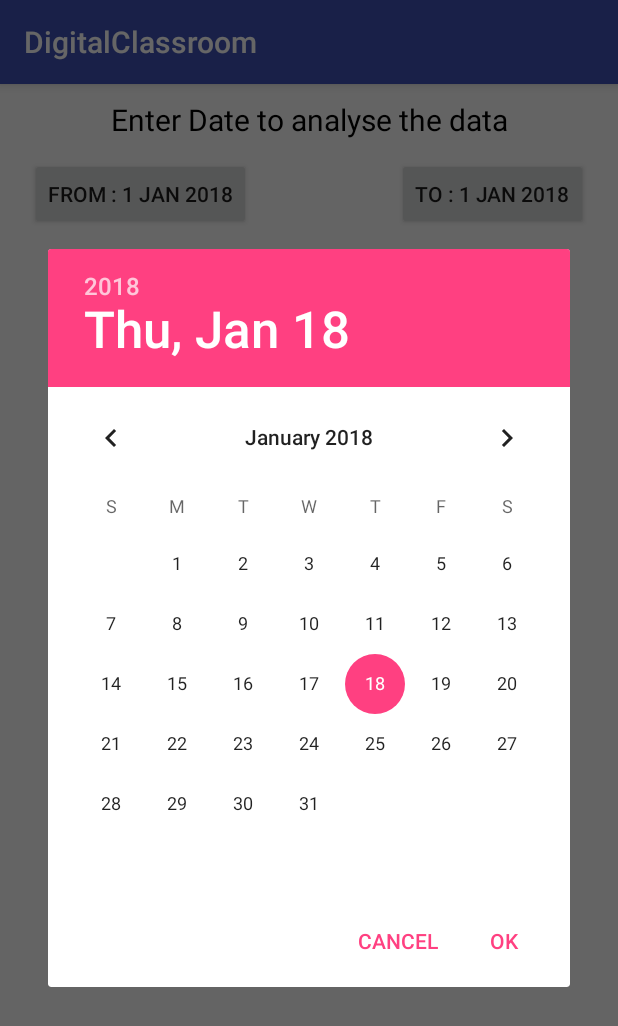
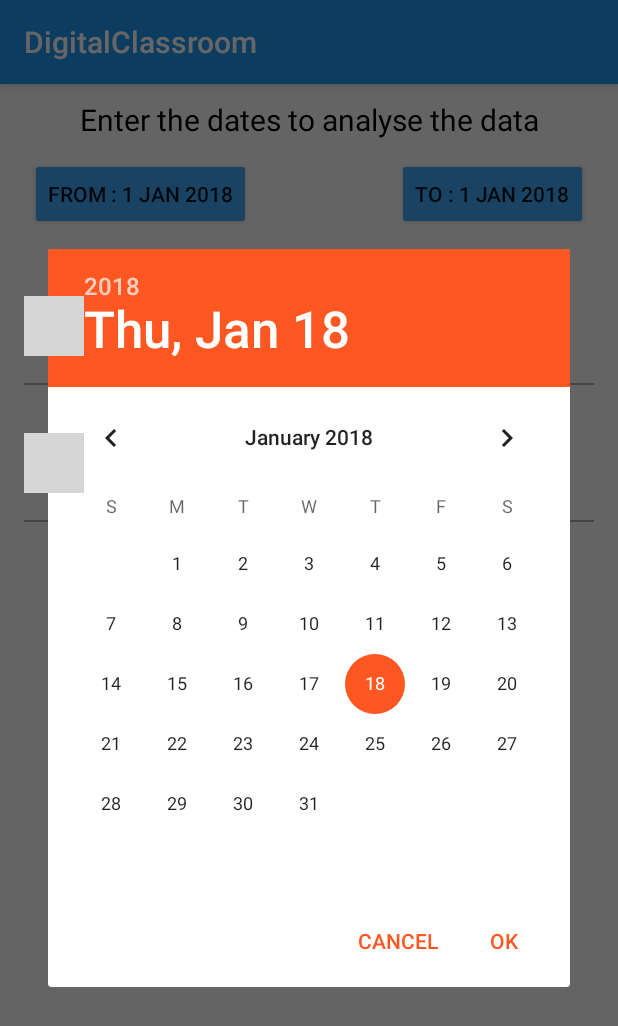
Before and after one commit to sahilayank91/DigitalClassroom, an Android app: the screen it shows after launch once a user with an empty profile is signed in (AnalyseAttendance), after a tap on "TO : 1 JAN 2018", on a phone screen of 412 x 824 dp. Shown: the top 1026 px of the screen. Run offline under Robolectric (Android 15) with nearby library versions, the phone set to English and light mode, and no system bars; our stand-ins replace Firebase (no records; nobody signed in at launch, a user with empty details on screens opened directly), Picasso; 2 statements that could not run were skipped; grey boxes are pictures that could not be loaded.

Commit message:
Done some changes in layout, and theme color, The attendance analyse activity is working

```diff
--- a/app/src/main/java/com/example/sahil/digitalclassroom/adapter/AnalyseAttendanceAdapter.java
+++ b/app/src/main/java/com/example/sahil/digitalclassroom/adapter/AnalyseAttendanceAdapter.java
@@ -20,9 +20,16 @@ import java.util.ArrayList;
 public class AnalyseAttendanceAdapter extends RecyclerView.Adapter<AnalyseAttendanceAdapter.MyViewHolder>{
     //make list of user with percentage this is extended user model
     private ArrayList<User> Members_of_group;
+    private int[] percentage_array;
 
-    public AnalyseAttendanceAdapter(ArrayList<User> Members_of_group){
+    public AnalyseAttendanceAdapter(ArrayList<User> Members_of_group,int[] present_array,int[] total_array){
         this.Members_of_group = Members_of_group;
+        //To calculate the % on the basis of present and total
+        int[] percentage_array = new int[present_array.length];
+        for (int i=0;i<present_array.length;i++){
+            percentage_array[i] = present_array[i]*100/total_array[i];
+        }
+        this.percentage_array =percentage_array;
     }
 
     public class MyViewHolder extends RecyclerView.ViewHolder {
@@ -34,7 +41,7 @@ public class AnalyseAttendanceAdapter extends RecyclerView.Adapter<AnalyseAttend
             StudentName = (TextView) view.findViewById(R.id.list_student_name);
             StudentId = (TextView) view.findViewById(R.id.list_student_id);
             StudentImage = (ImageView) view.findViewById(R.id.list_student_avatar);
-            StudentPercentage = (CheckBox) view.findViewById(R.id.text_percentage);
+            StudentPercentage = (TextView) view.findViewById(R.id.text_percentage);
         }
     }
 
@@ -55,9 +62,9 @@ public class AnalyseAttendanceAdapter extends RecyclerView.Adapter<AnalyseAttend
                 .load(user.getPathImage())//Set the path of the image
                 .into(holder.StudentImage);
 
-//        holder.StudentPercentage.setText(String.valueof(user.percentage)+"%");
+        holder.StudentPercentage.setText(String.valueOf(percentage_array[position])+"%");
         //For color text in attendance
-        if (90<75){
+        if (percentage_array[position]<75){
             holder.StudentPercentage.setTextColor(Color.parseColor("#C62828"));
         }
         else{
--- a/app/src/main/java/com/example/sahil/digitalclassroom/ui/AnalyseAttendance.java
+++ b/app/src/main/java/com/example/sahil/digitalclassroom/ui/AnalyseAttendance.java
@@ -6,13 +6,19 @@ import android.support.annotation.NonNull;
 import android.support.v4.app.DialogFragment;
 import android.support.v7.app.AppCompatActivity;
 import android.os.Bundle;
+import android.support.v7.widget.DefaultItemAnimator;
+import android.support.v7.widget.LinearLayoutManager;
+import android.support.v7.widget.RecyclerView;
 import android.util.Log;
 import android.view.View;
 import android.widget.Button;
 import android.widget.DatePicker;
 
 import com.example.sahil.digitalclassroom.R;
+import com.example.sahil.digitalclassroom.adapter.AnalyseAttendanceAdapter;
+import com.example.sahil.digitalclassroom.adapter.TakeAttendanceAdapter;
 import com.example.sahil.digitalclassroom.model.Attendance;
+import com.example.sahil.digitalclassroom.model.User;
 import com.google.firebase.database.ChildEventListener;
 import com.google.firebase.database.DataSnapshot;
 import com.google.firebase.database.DatabaseError;
@@ -32,6 +38,11 @@ public class AnalyseAttendance extends AppCompatActivity implements DatePickerDi
     public long fromDateData,toDateData;
     public int flag;
     private ArrayList<Attendance> listOfatt;
+    private ArrayList<User> MembersOfGroup;//Get from the previous activity
+    private RecyclerView recyclerView;
+    private AnalyseAttendanceAdapter mAdapter;
+    public RecyclerView.LayoutManager mLayoutManager;
+
 
     @Override
     protected void onCreate(Bundle savedInstanceState) {
@@ -40,6 +51,10 @@ public class AnalyseAttendance extends AppCompatActivity implements DatePickerDi
         fromDate = (Button) findViewById(R.id.button_from_date);
         toDate = (Button) findViewById(R.id.button_to_date);
         //Below functions to pick the date accordingly
+
+        toDateData = System.currentTimeMillis();
+        fromDateData = System.currentTimeMillis();
+
         fromDate.setOnClickListener(new View.OnClickListener() {
             @Override
             public void onClick(View v) {
@@ -54,6 +69,7 @@ public class AnalyseAttendance extends AppCompatActivity implements DatePickerDi
                 flag = 0;
                 DialogFragment datePicker = new DatePickerFragmentTo();
                 datePicker.show(getSupportFragmentManager(),"date picker");
+                Log.e("data","inside click listener");
 
                 DatabaseReference reference = FirebaseDatabase.getInstance().getReference();
 
@@ -62,10 +78,11 @@ public class AnalyseAttendance extends AppCompatActivity implements DatePickerDi
                     @Override
                     public void onChildAdded(DataSnapshot dataSnapshot, String s) {
                         Attendance attendance = dataSnapshot.getValue(Attendance.class);
-                        Log.e("reading", String.valueOf(fromDateData)+String.valueOf(toDateData));
-                        if (attendance != null ) {
+//                        Log.e("reading", String.valueOf(fromDateData)+String.valueOf(toDateData));
+                        if (attendance != null && attendance.getGroup_id().contains("iiitk cse 3rd year english") ) {
                             listOfatt.add(attendance);
                             Log.e("reading", "list in given date range"+listOfatt.get(listOfatt.size() - 1).getUser_id());
+                            refreshRecyclerView();
                         }
 
                     }
@@ -90,14 +107,67 @@ public class AnalyseAttendance extends AppCompatActivity implements DatePickerDi
 
                     }
                 });
+//                Log.e("data","at last listener");
+
             }
         });
 
         listOfatt = new ArrayList<>();
+        MembersOfGroup = PopulateSample();
 
-        //todo pass list of members to the adapter with % of attendance
+
+        recyclerView = (RecyclerView) findViewById(R.id.list_analyse_attendance);
+        mLayoutManager = new LinearLayoutManager(getApplicationContext());
+        refreshRecyclerView();
+
+
     }
 
+    public ArrayList<User> PopulateSample(){
+        ArrayList<User> Members = new ArrayList<>();
+        User user = new User("hello@gmail.com","hel1","00","ph","otp","department","id1","collegeid",2,"helo");
+        Members.add(user);
+        user = new User("2nd user @gmail.com","hel2","00","ph","otp","department","id2","collegeid",2,"helo");
+        Members.add(user);
+        return Members;
+    }
+
+    public void refreshRecyclerView(){
+        //        MembersOfGroup will have all the members of group
+        //todo pass list of members to the adapter with % of attendance
+        //Try to use join
+        //This function should be invoked after list is updated
+        Log.e("recyclerview","inside recycle view updater");
+//        int[] present_array = new int[MembersOfGroup.size()];
+//        int[] total_array = new int[MembersOfGroup.size()];
+
+        int[] present_array = {4,3};
+        int[] total_array = {5,7};
+        int i = 0;
+        //To calculate the present and total array
+//        for (User x:MembersOfGroup) {
+//            for (Attendance y: listOfatt){
+//                if (y.getUser_id() == x.get_id()){
+//                    total_array[i]++;
+//                    if (y.isIs_present()){
+//                        present_array[i]++;
+//                    }
+//                }
+//            }
+//            i+=1;
+//        }
+
+        Log.e("recyclerview", String.valueOf(total_array[0]));
+        Log.e("recyclerview", String.valueOf(present_array[0]));
+
+        if (total_array[0]!= 0) {
+            mAdapter = new AnalyseAttendanceAdapter(MembersOfGroup, present_array, total_array);//Provide Members List
+            recyclerView.setLayoutManager(mLayoutManager);
+            recyclerView.setItemAnimator(new DefaultItemAnimator());
+            recyclerView.setAdapter(mAdapter);
+        }
+
+    }
     //To set the date
     @Override
     public void onDateSet(DatePicker view, int year, int month, int dayOfMonth) {
--- a/app/src/main/java/com/example/sahil/digitalclassroom/ui/TakeAttendance.java
+++ b/app/src/main/java/com/example/sahil/digitalclassroom/ui/TakeAttendance.java
@@ -47,8 +47,6 @@ public class TakeAttendance extends AppCompatActivity {
 
         recyclerView = (RecyclerView) findViewById(R.id.list_attendance);
 
-
-
         mAdapter = new TakeAttendanceAdapter(Members);//Provide Members List
         RecyclerView.LayoutManager mLayoutManager = new LinearLayoutManager(getApplicationContext());
         recyclerView.setLayoutManager(mLayoutManager);
--- a/app/src/main/res/layout/activity_analyse_attendance.xml
+++ b/app/src/main/res/layout/activity_analyse_attendance.xml
@@ -18,7 +18,7 @@
             android:layout_marginTop="10dp"
             android:layout_centerHorizontal="true"
             android:gravity="center_horizontal"
-            android:text="Enter Date to analyse the data"
+            android:text="Enter the dates to analyse the data"
             android:textColor="#000"
             android:textSize="20sp" />
 
@@ -31,7 +31,9 @@
             android:layout_below="@+id/info_text"
             android:layout_marginLeft="20dp"
             android:layout_marginTop="12dp"
-            android:text="From : 1 JAN 2018" />
+            android:text="From : 1 JAN 2018"
+            android:backgroundTint="@color/color_button"
+            android:layout_marginStart="20dp" />
 
         <Button
             android:id="@+id/button_to_date"
@@ -42,7 +44,17 @@
             android:layout_alignTop="@+id/button_from_date"
             android:layout_marginRight="20dp"
             android:text="To : 1 JAN 2018"
+            android:backgroundTint="@color/color_button"
             />
+
+        <View
+            android:layout_width="match_parent"
+            android:layout_height="3dp"
+            android:layout_alignParentLeft="true"
+            android:layout_alignParentStart="true"
+            android:layout_alignTop="@+id/button_from_date"
+            android:layout_marginTop="68dp"
+            android:backgroundTint="@android:color/darker_gray" />
 
 
     <android.support.v7.widget.RecyclerView
--- a/app/src/main/res/layout/activity_login.xml
+++ b/app/src/main/res/layout/activity_login.xml
@@ -39,6 +39,7 @@
                     android:layout_width="match_parent"
                     android:layout_height="wrap_content"
                     android:hint="@string/prompt_email"
+                    android:text="deepak@gmail.com"
                     android:inputType="textEmailAddress"
                     android:maxLines="1"
                     android:singleLine="true" />
@@ -59,6 +60,7 @@
                     android:imeOptions="actionUnspecified"
                     android:inputType="textPassword"
                     android:maxLines="1"
+                    android:text="123456"
                     android:singleLine="true" />
 
             </android.support.design.widget.TextInputLayout>
--- a/app/src/main/res/layout/activity_take_attendance.xml
+++ b/app/src/main/res/layout/activity_take_attendance.xml
@@ -20,6 +20,7 @@
         android:layout_height="wrap_content"
         android:layout_below="@+id/list_attendance"
         android:layout_marginTop="10dp"
-        android:text="Submit" />
+        android:text="Submit"
+        android:backgroundTint="#42A5F5"/>
 
 </RelativeLayout>
--- a/app/src/main/res/layout/item_list_take_attendance.xml
+++ b/app/src/main/res/layout/item_list_take_attendance.xml
@@ -42,9 +42,19 @@
         android:id="@+id/list_is_present"
         android:layout_width="wrap_content"
         android:layout_height="wrap_content"
-        android:layout_alignParentEnd="true"
-        android:layout_alignParentRight="true"
-        android:layout_centerVertical="true"
+        android:layout_alignParentTop="true"
+        android:layout_toEndOf="@+id/list_student_name"
+        android:layout_toRightOf="@+id/list_student_name"
+        android:layout_marginTop="7dp"
         android:text="Present" />
 
+    <View
+        android:layout_width="fill_parent"
+        android:layout_height="1dp"
+        android:layout_alignParentLeft="true"
+        android:layout_alignParentStart="true"
+        android:layout_alignTop="@+id/list_is_present"
+        android:layout_marginTop="50dp"
+        android:background="@android:color/darker_gray" />
+
 </RelativeLayout>
--- a/app/src/main/res/layout/list_analyse_attendance.xml
+++ b/app/src/main/res/layout/list_analyse_attendance.xml
@@ -42,16 +42,23 @@
         android:id="@+id/text_percentage"
         android:layout_width="wrap_content"
         android:layout_height="wrap_content"
-        android:layout_centerVertical="true"
+        android:layout_alignParentTop="true"
         android:layout_marginLeft="19dp"
         android:layout_marginStart="19dp"
         android:layout_toEndOf="@+id/list_student_name"
         android:layout_toRightOf="@+id/list_student_name"
         android:text="70%"
+        android:textColor="#2E7D32"
         android:textSize="25sp"
-        android:textColor="#2E7D32"
-        android:textStyle="bold"
-        />
+        android:textStyle="bold" />
+    <View
+        android:layout_width="fill_parent"
+        android:layout_height="1dp"
+        android:layout_alignParentLeft="true"
+        android:layout_alignParentStart="true"
+        android:layout_alignTop="@+id/text_percentage"
+        android:layout_marginTop="58dp"
+        android:background="@android:color/darker_gray" />
     <!--colour for green #2E7D32-->
 
 </RelativeLayout>
--- a/app/src/main/res/values/colors.xml
+++ b/app/src/main/res/values/colors.xml
@@ -1,8 +1,10 @@
 <?xml version="1.0" encoding="utf-8"?>
 <resources>
-    <color name="colorPrimary">#3F51B5</color>
-    <color name="colorPrimaryDark">#303F9F</color>
-    <color name="colorAccent">#FF4081</color>
+    <color name="colorPrimary">#2196F3</color>
+    <color name="colorPrimaryDark">#0D47A1</color>
+    <color name="colorAccent">#FF5722</color>
+
+    <color name="color_button">#42A5F5</color>
 
     <color name="black_overlay">#66000000</color>
     <color name="white">#FFFFFF</color>
```
